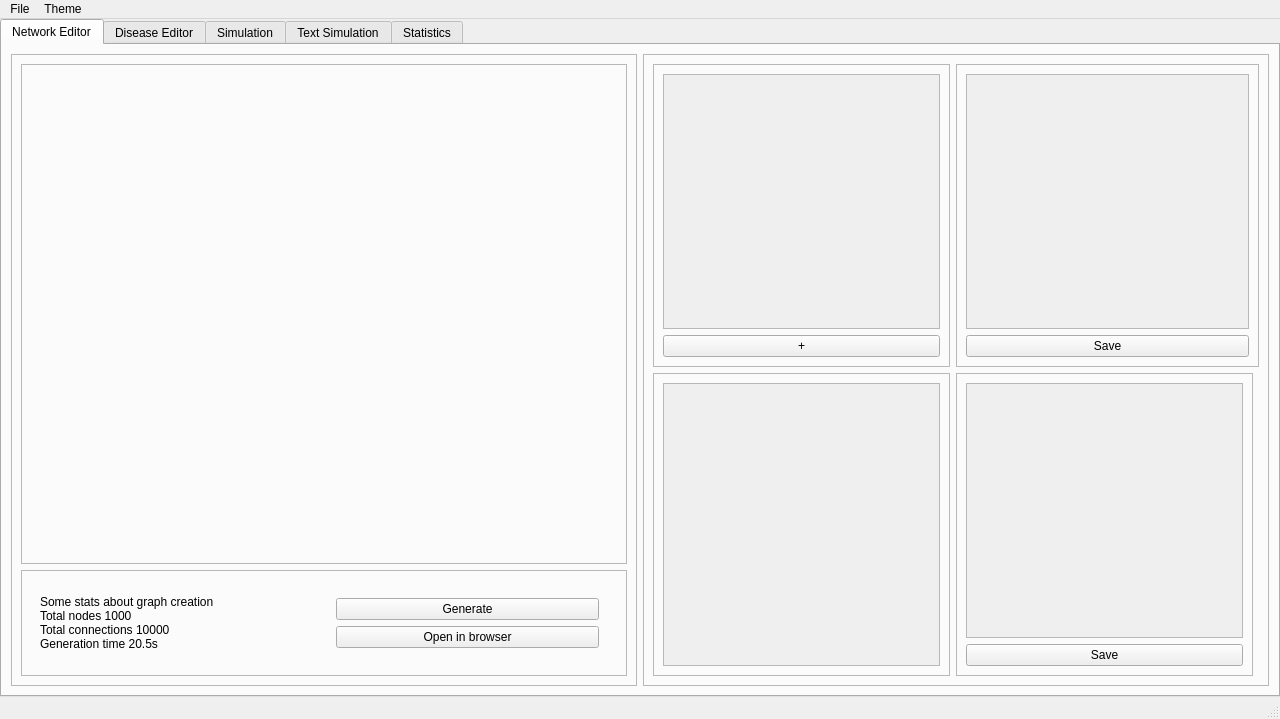
This is qt/NetworkEdit/main.ui in Ayamur0/EpidemicsSimulator as Qt 5 draws it before an edit. The edited form follows.
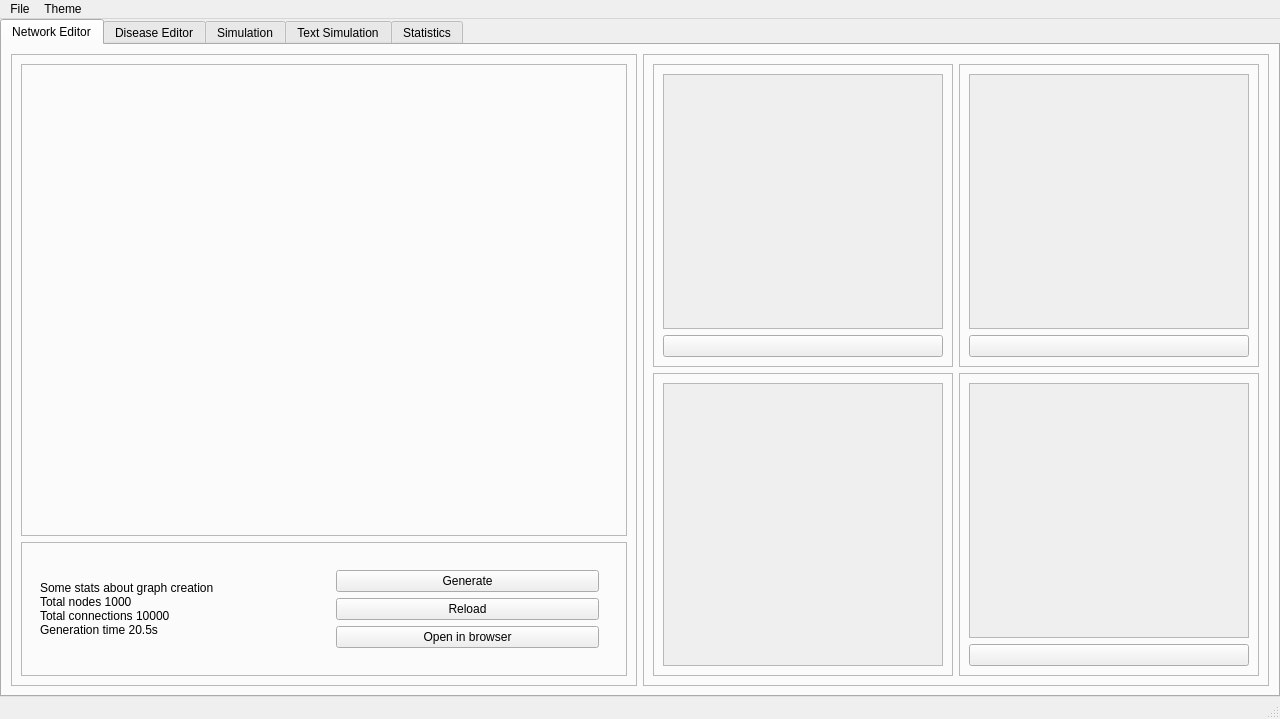
This is the edited form. Icons and pictures are not drawn.

Commit message: Reload after generate

Patch:
```diff
--- a/qt/NetworkEdit/main.ui
+++ b/qt/NetworkEdit/main.ui
@@ -122,6 +122,13 @@
                       </property>
                      </widget>
                     </item>
+                    <item>
+                     <widget class="QPushButton" name="pushButton">
+                      <property name="text">
+                       <string>Reload</string>
+                      </property>
+                     </widget>
+                    </item>
                     <item>
                      <widget class="QPushButton" name="open_in_browser_button">
                       <property name="text">
@@ -178,8 +185,8 @@
                   <rect>
                    <x>0</x>
                    <y>0</y>
-                   <width>274</width>
-                   <height>253</height>
+                   <width>277</width>
+                   <height>252</height>
                   </rect>
                  </property>
                  <layout class="QFormLayout" name="formLayout_3"/>
@@ -189,56 +196,12 @@
               <item>
                <widget class="QPushButton" name="save_connections_btn">
                 <property name="text">
-                 <string>Save</string>
+                 <string/>
                 </property>
-               </widget>
-              </item>
-             </layout>
-            </widget>
-           </item>
-           <item row="0" column="3" colspan="2">
-            <widget class="QFrame" name="group_properties_frame">
-             <property name="frameShape">
-              <enum>QFrame::StyledPanel</enum>
-             </property>
-             <property name="frameShadow">
-              <enum>QFrame::Raised</enum>
-             </property>
-             <layout class="QVBoxLayout" name="verticalLayout_7">
-              <item>
-               <widget class="QScrollArea" name="group_properties">
-                <property name="sizePolicy">
-                 <sizepolicy hsizetype="Expanding" vsizetype="Expanding">
-                  <horstretch>3</horstretch>
-                  <verstretch>0</verstretch>
-                 </sizepolicy>
-                </property>
-                <property name="widgetResizable">
-                 <bool>true</bool>
-                </property>
-                <property name="alignment">
-                 <set>Qt::AlignLeading|Qt::AlignLeft|Qt::AlignVCenter</set>
-                </property>
-                <widget class="QWidget" name="group_properties_content">
-                 <property name="geometry">
-                  <rect>
-                   <x>0</x>
-                   <y>0</y>
-                   <width>280</width>
-                   <height>253</height>
-                  </rect>
-                 </property>
-                 <layout class="QFormLayout" name="formLayout_4"/>
-                </widget>
-               </widget>
-              </item>
-              <item>
-               <widget class="QPushButton" name="save_properties_btn">
-                <property name="enabled">
-                 <bool>true</bool>
-                </property>
-                <property name="text">
-                 <string>Save</string>
+                <property name="icon">
+                 <iconset>
+                  <normalon>../../assets/save.png</normalon>
+                 </iconset>
                 </property>
                </widget>
               </item>
@@ -273,8 +236,8 @@
                   <rect>
                    <x>0</x>
                    <y>0</y>
-                   <width>275</width>
-                   <height>253</height>
+                   <width>278</width>
+                   <height>252</height>
                   </rect>
                  </property>
                  <property name="layoutDirection">
@@ -289,8 +252,25 @@
               </item>
               <item>
                <widget class="QPushButton" name="new_group_btn">
+                <property name="sizePolicy">
+                 <sizepolicy hsizetype="Minimum" vsizetype="Fixed">
+                  <horstretch>0</horstretch>
+                  <verstretch>0</verstretch>
+                 </sizepolicy>
+                </property>
+                <property name="baseSize">
+                 <size>
+                  <width>0</width>
+                  <height>0</height>
+                 </size>
+                </property>
                 <property name="text">
-                 <string>+</string>
+                 <string/>
+                </property>
+                <property name="icon">
+                 <iconset>
+                  <normalon>../../assets/add.png</normalon>
+                 </iconset>
                 </property>
                 <property name="checkable">
                  <bool>true</bool>
@@ -334,7 +314,7 @@
                   <rect>
                    <x>0</x>
                    <y>0</y>
-                   <width>275</width>
+                   <width>278</width>
                    <height>282</height>
                   </rect>
                  </property>
@@ -345,6 +325,60 @@
              </layout>
             </widget>
            </item>
+           <item row="0" column="3">
+            <widget class="QFrame" name="group_properties_frame">
+             <property name="frameShape">
+              <enum>QFrame::StyledPanel</enum>
+             </property>
+             <property name="frameShadow">
+              <enum>QFrame::Raised</enum>
+             </property>
+             <layout class="QVBoxLayout" name="verticalLayout_7">
+              <item>
+               <widget class="QScrollArea" name="group_properties">
+                <property name="sizePolicy">
+                 <sizepolicy hsizetype="Expanding" vsizetype="Expanding">
+                  <horstretch>3</horstretch>
+                  <verstretch>0</verstretch>
+                 </sizepolicy>
+                </property>
+                <property name="widgetResizable">
+                 <bool>true</bool>
+                </property>
+                <property name="alignment">
+                 <set>Qt::AlignLeading|Qt::AlignLeft|Qt::AlignVCenter</set>
+                </property>
+                <widget class="QWidget" name="group_properties_content">
+                 <property name="geometry">
+                  <rect>
+                   <x>0</x>
+                   <y>0</y>
+                   <width>277</width>
+                   <height>252</height>
+                  </rect>
+                 </property>
+                 <layout class="QFormLayout" name="formLayout_4"/>
+                </widget>
+               </widget>
+              </item>
+              <item>
+               <widget class="QPushButton" name="save_properties_btn">
+                <property name="enabled">
+                 <bool>true</bool>
+                </property>
+                <property name="text">
+                 <string/>
+                </property>
+                <property name="icon">
+                 <iconset>
+                  <normalon>../../assets/save.png</normalon>
+                 </iconset>
+                </property>
+               </widget>
+              </item>
+             </layout>
+            </widget>
+           </item>
           </layout>
          </widget>
         </item>
```
Left out of the diff: 42 changed lines with no effect on the pictures. The commit also changes 5 other files.
